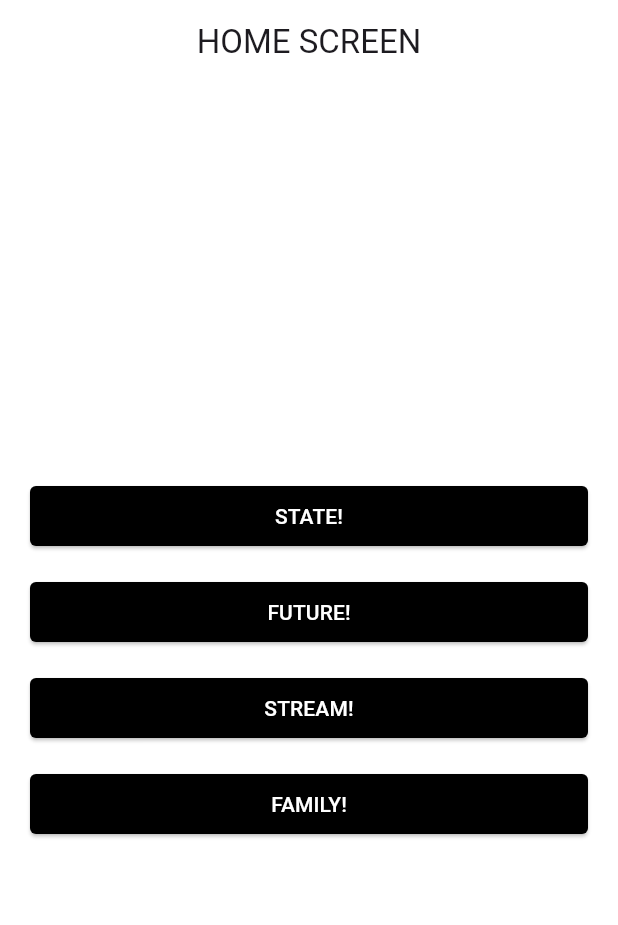
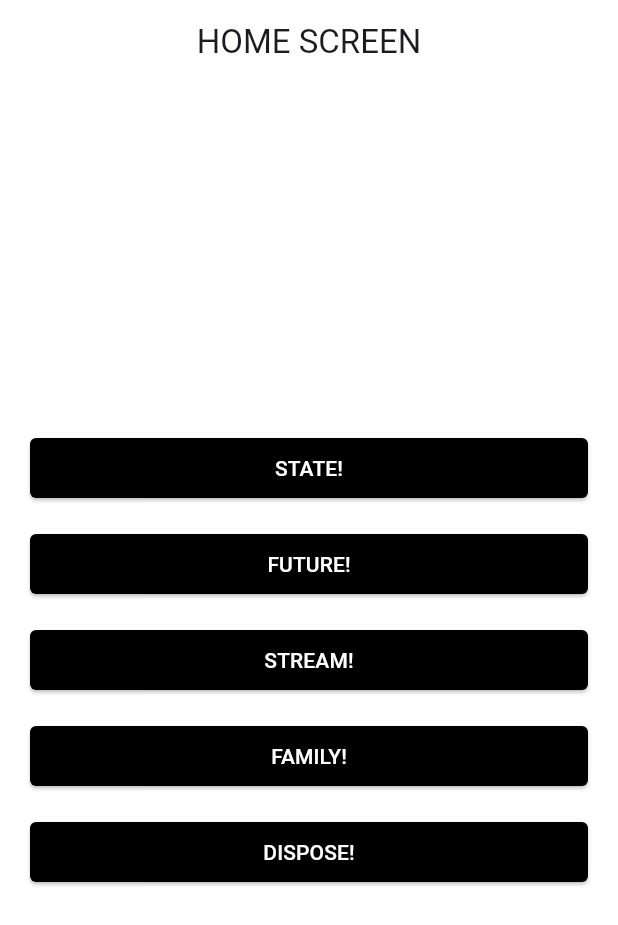
Before and after one commit to academy3746/riverpod_prac, a Flutter app: the screen it shows after launch, on a phone screen of 412 x 824 dp. Shown: the top 925 px of the screen. Run offline on Flutter 3.47's test engine with Material 3 defaults, Android fonts, the phone set to English and light mode, and no system bars; our stand-ins replace flutter_riverpod.

Commit message:
:sparkles: Auto Dispose 연습

```diff
--- a/lib/home_screen.dart
+++ b/lib/home_screen.dart
@@ -1,4 +1,5 @@
 import 'package:flutter/material.dart';
+import 'package:riverpod_prac/view/auto_dispose_screen.dart';
 import 'package:riverpod_prac/view/family_modifier_screen.dart';
 import 'package:riverpod_prac/view/future_screen.dart';
 import 'package:riverpod_prac/view/state_notifier_screen.dart';
@@ -109,6 +110,29 @@ class HomeScreen extends StatelessWidget {
                 style: TextStyle(color: Colors.white),
               ),
             ),
+            const SizedBox(height: 16.0),
+
+            /// Auto Disposer
+            ElevatedButton(
+              onPressed: () => Navigator.push(
+                context,
+                MaterialPageRoute(
+                  builder: (context) {
+                    return const AutoDisposeScreen();
+                  },
+                ),
+              ),
+              style: ElevatedButton.styleFrom(
+                backgroundColor: Theme.of(context).primaryColor,
+                shape: RoundedRectangleBorder(
+                  borderRadius: BorderRadius.circular(4.0),
+                ),
+              ),
+              child: const Text(
+                'DISPOSE!',
+                style: TextStyle(color: Colors.white),
+              ),
+            ),
           ],
         ),
       ),
--- /dev/null
+++ b/lib/repository/auto_dispose_repo.dart
@@ -0,0 +1,7 @@
+import 'package:flutter_riverpod/flutter_riverpod.dart';
+
+final dispose = FutureProvider.autoDispose<List<int>>((ref) async {
+  await Future.delayed(const Duration(seconds: 2));
+
+  return [1, 2, 3, 4, 5];
+});
```
Also changed, not shown: lib/view/auto_dispose_screen.dart (added, +28 -0 lines).
